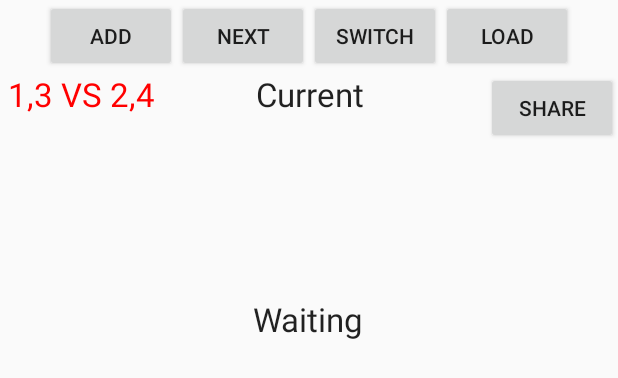
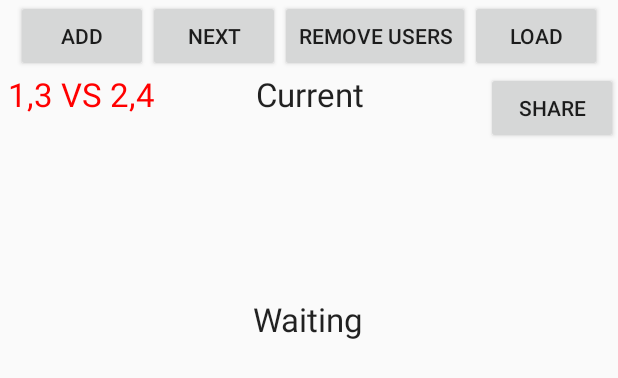
Before and after one commit to ahmadssb/Ozbah-Queue, an Android app: the layout activity_main.xml on its own in the app's theme, with its tools: preview values and no code run, on a phone screen of 412 x 824 dp. Shown: the top 378 px of the screen. Run offline under Robolectric (Android 15) with nearby library versions, the phone set to English and light mode, and no system bars.

Commit message:
Change switch button to Remove users button

```diff
--- a/android-project/Queue/app/src/main/res/layout/activity_main.xml
+++ b/android-project/Queue/app/src/main/res/layout/activity_main.xml
@@ -38,10 +38,10 @@
                     android:text="@string/game" />
 
                 <Button
-                    android:id="@+id/btnChangeGameSet"
+                    android:id="@+id/btnDeleteUsers"
                     android:layout_width="wrap_content"
                     android:layout_height="wrap_content"
-                    android:text="@string/gameSet" />
+                    android:text="@string/removeUsers" />
 
                 <Button
                     android:id="@+id/btnLoad"
--- a/android-project/Queue/app/src/main/res/values/strings.xml
+++ b/android-project/Queue/app/src/main/res/values/strings.xml
@@ -70,5 +70,6 @@
     <string name="loading_data_online">Loading Data Online …</string>
     <string name="action_offline">Offline</string>
     <string name="action_offline_description">Saving Data Only On This Device</string>
+    <string name="removeUsers">Remove Users</string>
 
 </resources>
```
